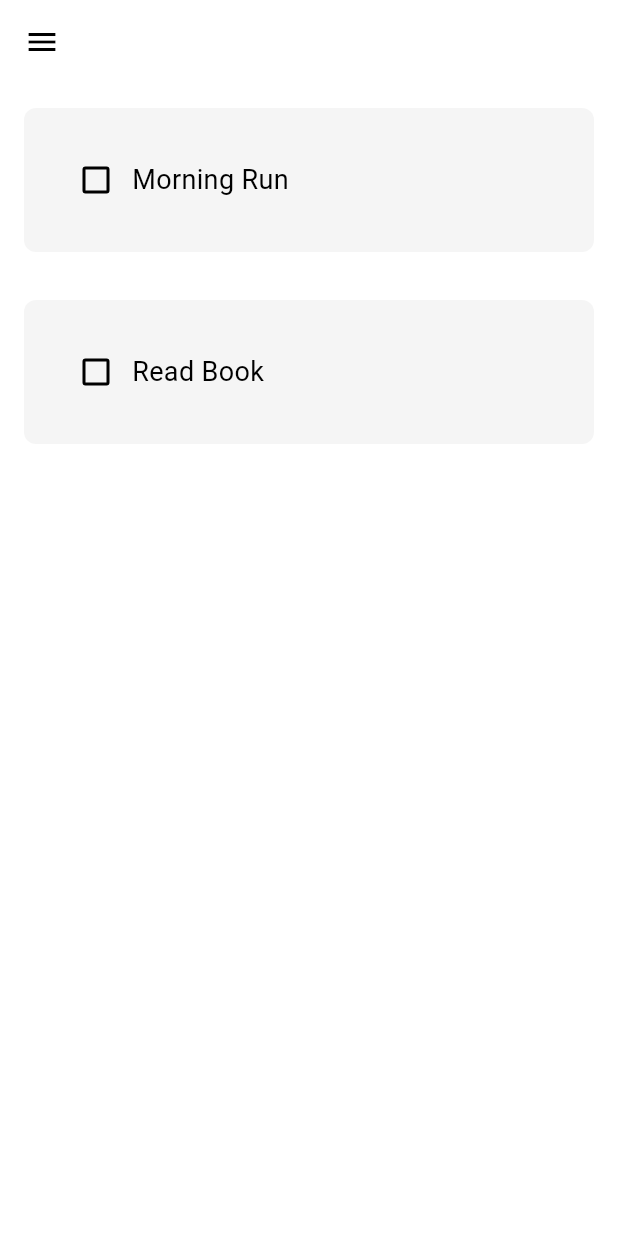
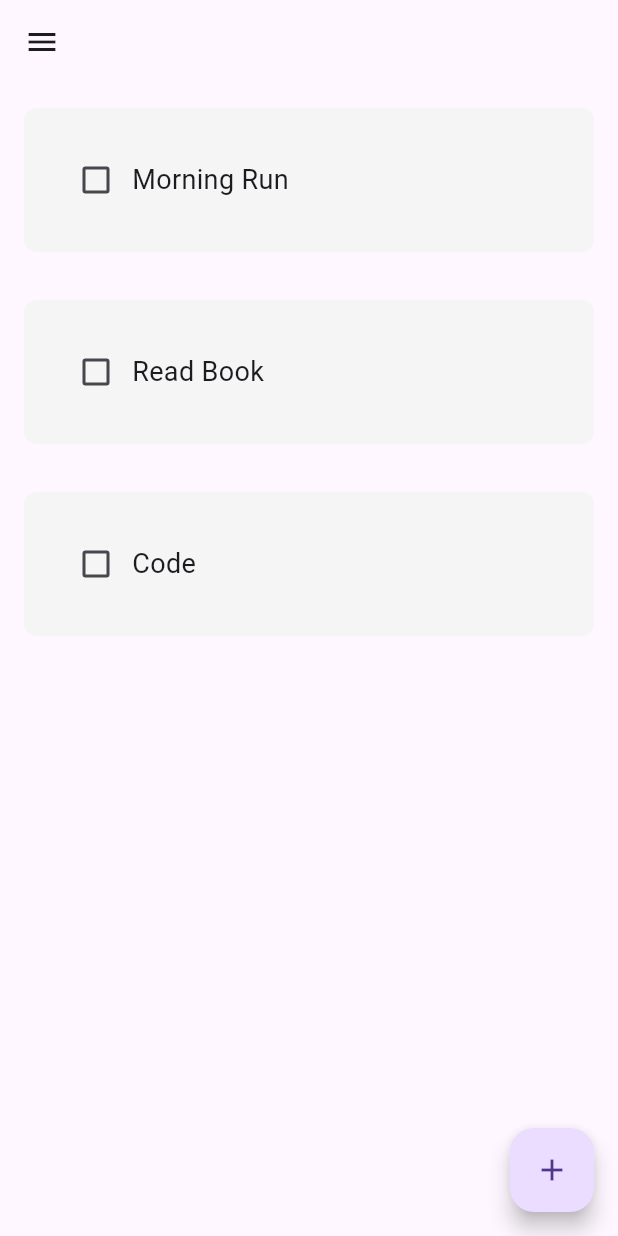
Before and after one commit to mixter3011/habit_tracker, a Flutter app: the screen it shows after launch, on a phone screen of 412 x 824 dp. Run offline on Flutter 3.47's test engine with Material 3 defaults, Android fonts, the phone set to English and light mode, and no system bars; drawn by our look-alikes of flutter_slidable.

Commit message:
Third Commit

```diff
--- a/lib/components/habit_tile.dart
+++ b/lib/components/habit_tile.dart
@@ -1,21 +1,47 @@
 import 'package:flutter/material.dart';
+import 'package:flutter_slidable/flutter_slidable.dart';
 
 class HabitTile extends StatelessWidget {
   final String habitname;
   final bool habitCompleted;
   final Function(bool?)? onChanged;
+  final Function(BuildContext)? settingsTapped;
+  final Function(BuildContext)? deleteTapped;
 
   const HabitTile({
     super.key,
     required this.habitCompleted,
     required this.habitname,
-    required this.onChanged
+    required this.onChanged,
+    required this.deleteTapped,
+    required this.settingsTapped,
   });
 
   @override
   Widget build(BuildContext context) {
     return Padding(
       padding: const EdgeInsets.all(16.0),
+      child: Slidable(
+        endActionPane: ActionPane(
+          motion: const StretchMotion(),
+          children: [
+            // settings option
+            SlidableAction(
+              onPressed: settingsTapped,
+              backgroundColor: Colors.grey.shade800,
+              icon: Icons.settings,
+              borderRadius: BorderRadius.circular(12),
+            ),
+
+            // delete option
+            SlidableAction(
+              onPressed: deleteTapped,
+              backgroundColor: Colors.red.shade300,
+              icon: Icons.delete,
+              borderRadius: BorderRadius.circular(12),
+            ),
+          ],
+        ),
         child: Container(
           padding: const EdgeInsets.all(24),
           decoration: BoxDecoration(
@@ -37,6 +63,7 @@ class HabitTile extends StatelessWidget {
             ],
           ),
         ),
+      ),
     );
   }
 }
--- /dev/null
+++ b/lib/components/my_fab.dart
@@ -0,0 +1,18 @@
+import 'package:flutter/material.dart';
+
+class MyFloatingActionButton extends StatelessWidget {
+  final Function()? onPressed;
+
+  const MyFloatingActionButton ({
+    super.key,
+    required this.onPressed
+  });
+
+  @override
+  Widget build(BuildContext context) {
+    return FloatingActionButton(
+      onPressed: onPressed,
+      child: Icon(Icons.add),
+    );
+  }
+}
--- a/lib/main.dart
+++ b/lib/main.dart
@@ -20,7 +20,7 @@ class MyApp extends StatelessWidget {
     return MaterialApp(
       debugShowCheckedModeBanner: false,
       home: const HomePage(),
-      theme: Provider.of<ThemeProvider>(context).themeData,
+      theme: ThemeData(primarySwatch: Colors.green),
     );
   }
 }
--- a/pubspec.yaml
+++ b/pubspec.yaml
@@ -35,6 +35,7 @@ dependencies:
   # The following adds the Cupertino Icons font to your application.
   # Use with the CupertinoIcons class for iOS style icons.
   cupertino_icons: ^1.0.2
+  flutter_slidable: ^1.2.0
   provider: ^6.1.1
   isar: ^3.1.0+1
   isar_flutter_libs: ^3.1.0+1
```
Also changed, not shown: lib/components/new_alert_box.dart (added, +47 -0 lines), lib/pages/home_page.dart (+73 -0 lines), pubspec.lock. Lines whose indentation alone changed are shown as unchanged.
